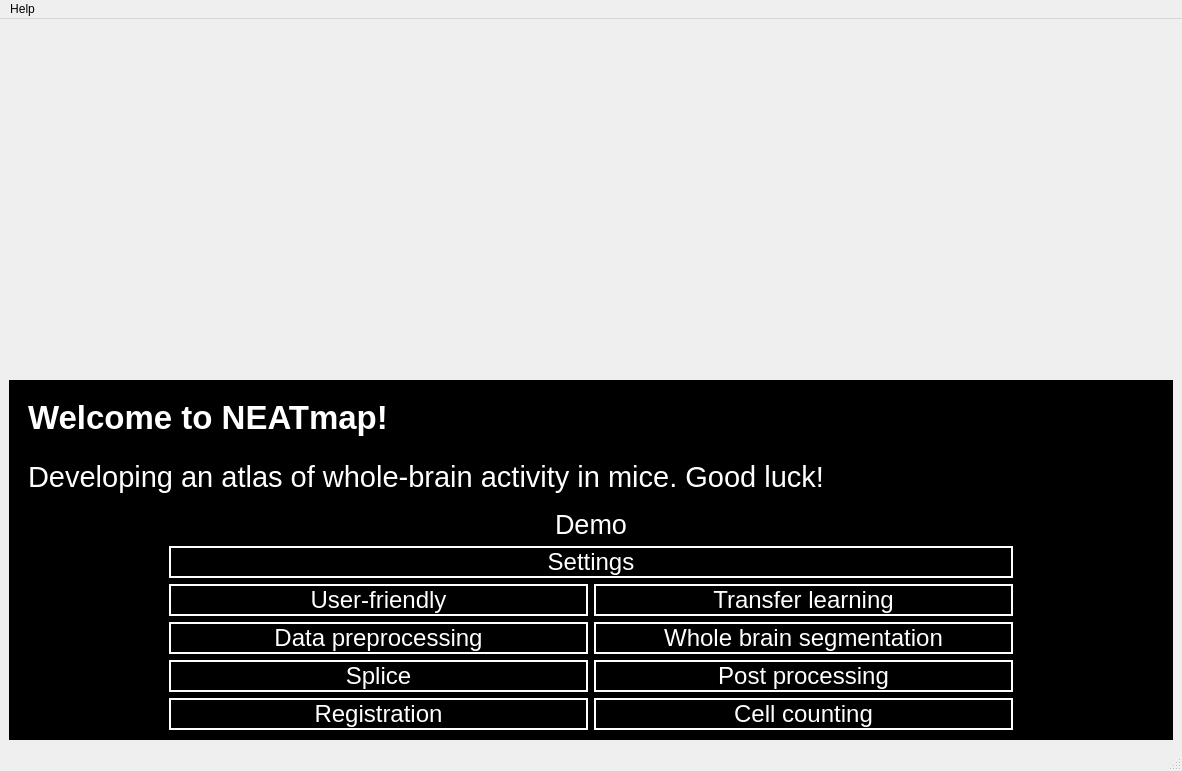
Qt form neatmap.ui (mesobrain/NEATmap_software) before a commit.
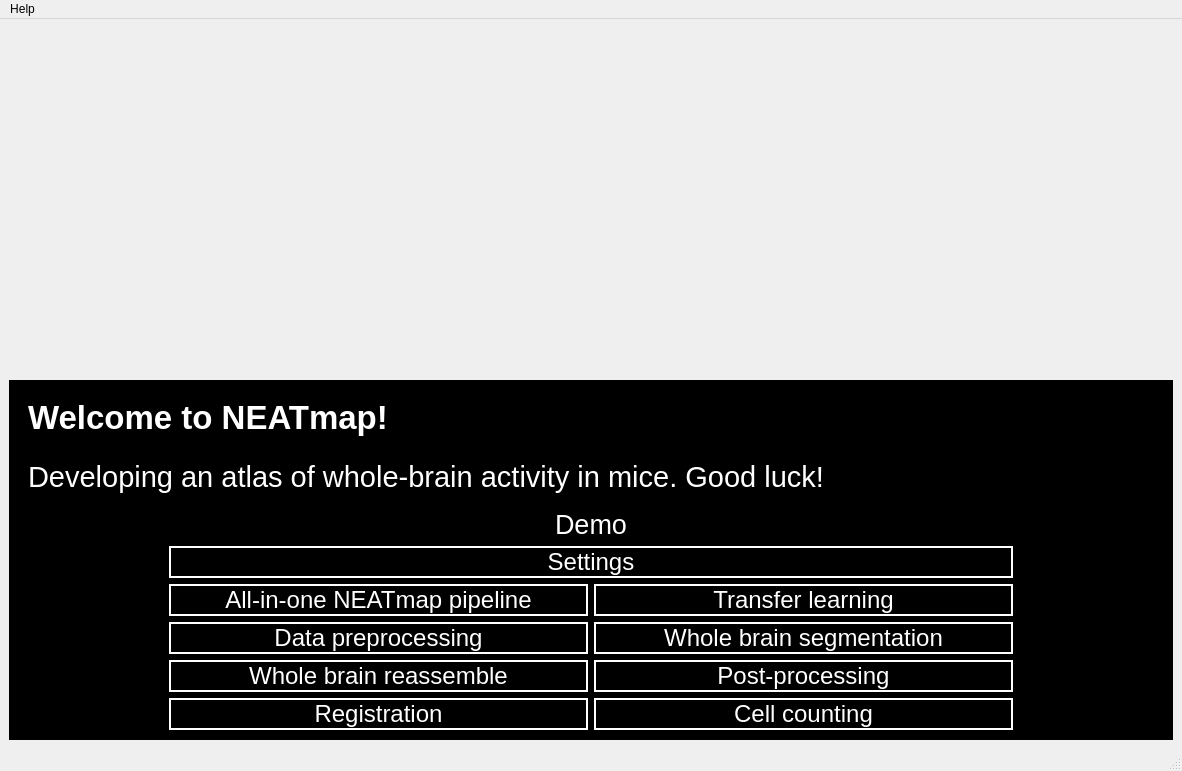
The same form after that commit. Icons and pictures are not drawn.

```diff
--- a/neatmap.ui
+++ b/neatmap.ui
@@ -275,7 +275,7 @@
 }</string>
                </property>
                <property name="text">
-                <string>User-friendly</string>
+                <string>All-in-one NEATmap pipeline</string>
                </property>
               </widget>
              </item>
@@ -299,7 +299,7 @@
 }</string>
                </property>
                <property name="text">
-                <string>Post processing</string>
+                <string>Post-processing</string>
                </property>
               </widget>
              </item>
@@ -350,7 +350,7 @@
 }</string>
                </property>
                <property name="text">
-                <string>Splice</string>
+                <string>Whole brain reassemble</string>
                </property>
               </widget>
              </item>
```
Left out of the diff: 4 changed lines with no effect on the pictures.
